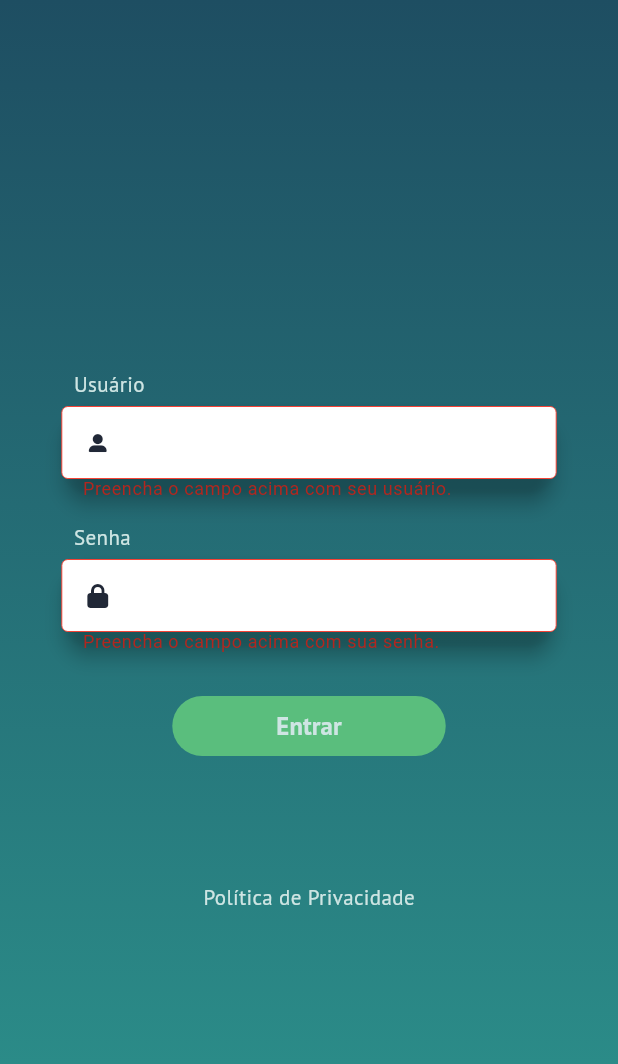
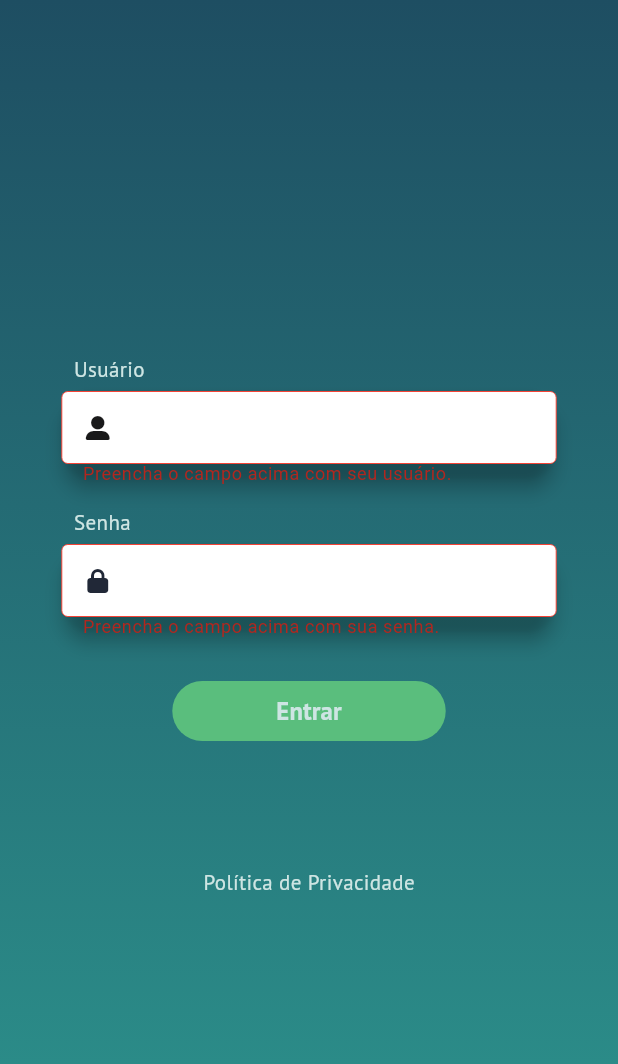
Before and after one commit to Henrikdo/note-list, a Flutter app: the screen it shows after launch, after a tap on "Entrar", on a phone screen of 412 x 824 dp. Shown: the top 1064 px of the screen. Run offline on Flutter 3.47's test engine with Material 3 defaults, Android fonts, the phone set to English and light mode, and no system bars; our stand-ins replace font_awesome_flutter, google_fonts.

Commit message:
Started working on note screen

```diff
--- /dev/null
+++ b/lib/core/components/custom_background.dart
@@ -0,0 +1,23 @@
+import 'package:flutter/material.dart';
+
+class CustomBackground extends StatelessWidget {
+  const CustomBackground({this.child,super.key});
+  final Widget? child;
+  @override
+  Widget build(BuildContext context) {
+    return Container(
+      decoration: const BoxDecoration(
+        gradient: LinearGradient(
+          colors: [
+            Color.fromRGBO(30, 78, 98, 1),
+            Color.fromRGBO(45, 149, 142, 1)
+          ],
+          tileMode: TileMode.clamp,
+          begin: Alignment.topCenter,
+          end: Alignment.bottomCenter,
+        ),
+      ),
+      child: child,
+    );
+  }
+}
--- /dev/null
+++ b/lib/core/components/custom_field.dart
@@ -0,0 +1,86 @@
+import 'package:flutter/material.dart';
+import 'package:flutter/services.dart';
+import 'package:google_fonts/google_fonts.dart';
+
+class CustomTextField extends StatelessWidget {
+  const CustomTextField({
+    super.key,
+    this.validator,
+    this.inputFormatters,
+    this.obscureText = false,
+    this.prefixIcon,
+    this.headerText,
+    this.labelText,
+    this.hintText,
+    this.onChanged,
+    this.onEditingComplete
+  });
+
+  final String? Function(String?)? validator;
+  final List<TextInputFormatter>? inputFormatters;
+  final bool obscureText;
+  final Widget? prefixIcon;
+  final String? headerText;
+  final String? labelText;
+  final String? hintText;
+  final Function(String)? onChanged;
+  final Function()? onEditingComplete;
+
+  @override
+  Widget build(BuildContext context) {
+    return Column(
+      crossAxisAlignment: CrossAxisAlignment.start,
+      children: [
+        Padding(
+          padding: const EdgeInsets.symmetric(horizontal: 8.0),
+          child: Text(headerText ?? '',
+              style: GoogleFonts.ptSans(fontSize: 14, color: const Color.fromRGBO(206, 229, 227, 1), fontWeight: FontWeight.w200)),
+        ),
+        const SizedBox(
+          height: 5,
+        ),
+        Material(
+          elevation: 5,
+          shadowColor: Colors.black,
+          borderRadius: BorderRadius.circular(20),
+          color: Colors.transparent,
+          child: TextFormField(
+            onChanged: onChanged,
+            onEditingComplete: onEditingComplete,
+            cursorColor: Color.fromRGBO(33, 40, 55, 1),
+            maxLength: 20,
+            enableSuggestions: false,
+            inputFormatters: inputFormatters,
+            validator: validator,
+            obscureText: obscureText,
+            decoration: InputDecoration(
+              errorBorder: const OutlineInputBorder(
+                borderSide: BorderSide(color: Colors.red, width: 0.0),
+              ),
+              focusedErrorBorder:
+                  const OutlineInputBorder(borderSide: BorderSide.none),
+              focusedBorder:
+                  const OutlineInputBorder(borderSide: BorderSide.none),
+              enabledBorder: const OutlineInputBorder(
+                  borderSide:
+                      BorderSide(color: Colors.transparent, width: 0.0)),
+              counterText: "",
+              focusColor: Colors.red,
+              contentPadding: EdgeInsets.all(10),
+              filled: true,
+              fillColor: Colors.white,
+              errorStyle: TextStyle(
+                height: MediaQuery.of(context).size.width * 0.001,
+              ),
+              isDense: true,
+              prefixIcon: prefixIcon,
+              labelText: labelText,
+              hintText: hintText
+
+            ),
+          ),
+        ),
+      ],
+    );
+  }
+}
--- /dev/null
+++ b/lib/core/components/export_components.dart
@@ -0,0 +1,3 @@
+export 'custom_background.dart';
+export 'custom_field.dart';
+export 'privacy_policy.dart';
--- /dev/null
+++ b/lib/core/components/privacy_policy.dart
@@ -0,0 +1,25 @@
+import 'package:flutter/material.dart';
+import 'package:google_fonts/google_fonts.dart';
+import 'package:url_launcher/link.dart';
+
+class PrivacyPolicy extends StatelessWidget {
+  const PrivacyPolicy({super.key});
+
+  @override
+  Widget build(BuildContext context) {
+    return Link(
+      uri: Uri.parse('https://www.google.com.br'),
+      target: LinkTarget.defaultTarget,
+      builder: (context, openLink) => InkWell(
+        onTap: openLink,
+        child: Text(
+          'Política de Privacidade',
+          style: GoogleFonts.ptSans(
+              fontSize: 14,
+              color: const Color.fromRGBO(206, 229, 227, 1),
+              fontWeight: FontWeight.w200),
+        ),
+      ),
+    );
+  }
+}
--- /dev/null
+++ b/lib/login/views/login_screen.dart
@@ -0,0 +1,160 @@
+import 'package:flutter/material.dart';
+import 'package:flutter/services.dart';
+import 'package:font_awesome_flutter/font_awesome_flutter.dart';
+import "package:google_fonts/google_fonts.dart";
+import 'package:teladelogin/core/components/export_components.dart';
+import 'package:teladelogin/core/components/custom_field.dart';
+import 'package:teladelogin/notes/views/user_preferences_screen.dart';
+import 'package:url_launcher/link.dart';
+
+class LoginScreen extends StatelessWidget {
+   LoginScreen({super.key});
+
+  final _formKey = GlobalKey<FormState>();
+
+  @override
+  Widget build(BuildContext context) {
+    return CustomBackground(
+      child: Scaffold(
+        backgroundColor: Colors.transparent,
+        body: SingleChildScrollView(
+          child: _body(context),
+        ),
+      ),
+    );
+  }
+
+  Widget _body(context) {
+    return Padding(
+      padding:  EdgeInsets.only(top: MediaQuery.of(context).size.height * 0.25,),
+      child: Form(
+        key: _formKey,
+        child: Column(
+          mainAxisAlignment: MainAxisAlignment.center,
+          children: [
+            _userField(context),
+            _passwordField(context),
+            _primaryButton(context),
+            const Padding(
+              padding: EdgeInsets.only(top: 80),
+              child: PrivacyPolicy(),
+            ),
+          ],
+        ),
+      ),
+    );
+  }
+
+  Widget _userField(context) {
+    return Padding(
+      padding: EdgeInsets.only(
+          top: 30,
+          bottom: 20,
+          left: MediaQuery.of(context).size.width * 0.1,
+          right: MediaQuery.of(context).size.width * 0.1),
+      child: CustomTextField(
+        prefixIcon: const Icon(
+          FontAwesomeIcons.userLarge,
+          size: 16,
+          color: Color.fromRGBO(25, 25, 26, 1),
+        ),
+        validator: (value) {
+          if (value != null) {
+            if (value.isNotEmpty) {
+              if (value[value.length - 1] == " ") {
+                return 'Ultimo caractere é um espaço.';
+              }
+            } else if (value.isEmpty) {
+              return 'Preencha o campo acima com seu usuário.';
+            }
+            return null;
+          }
+        },
+        headerText: 'Usuário',
+      ),
+    );
+  }
+
+  Widget _passwordField(context) {
+    return Padding(
+      padding: EdgeInsets.only(
+          bottom: 30,
+          left: MediaQuery.of(context).size.width * 0.1,
+          right: MediaQuery.of(context).size.width * 0.1),
+      child: CustomTextField(
+        prefixIcon: const Icon(
+          FontAwesomeIcons.lock,
+          size: 16,
+          color: Color.fromRGBO(33, 40, 55, 1),
+        ),
+        obscureText: true,
+        inputFormatters: <TextInputFormatter>[
+          FilteringTextInputFormatter.allow(RegExp("[0-9a-zA-Z]")),
+        ],
+        validator: (value) {
+          if (value != null) {
+            if (value.isNotEmpty) {
+              if (value.length < 2) {
+                return 'Senha com menos de 2 caracteres.';
+              } else if (value[value.length - 1] == " ") {
+                return 'Ultimo caractere é um espaço.';
+              }
+            } else if (value.isEmpty) {
+              return 'Preencha o campo acima com sua senha.';
+            }
+            return null;
+          }
+        },
+        headerText: 'Senha',
+      ),
+    );
+  }
+
+  Widget _primaryButton(context) {
+    return FilledButton(
+      onPressed: () => {
+        if (_formKey.currentState!.validate())
+          {
+
+            Navigator.of(context).push(
+              _createRoute(
+                const UserPreferences(),
+              ),
+            ),
+          },
+      },
+      style: FilledButton.styleFrom(
+          backgroundColor: const Color.fromRGBO(90, 190, 125, 1)),
+      child: Padding(
+        padding: EdgeInsets.symmetric(
+            horizontal: MediaQuery.of(context).size.width * 0.11),
+        child: Text(
+          'Entrar',
+          style: GoogleFonts.ptSans(
+              fontSize: MediaQuery.of(context).size.width * 0.04,
+              color: const Color.fromRGBO(206, 229, 227, 1),
+              fontWeight: FontWeight.w600),
+        ),
+      ),
+    );
+  }
+
+  Route _createRoute(screen) {
+    return PageRouteBuilder(
+      pageBuilder: (context, animation, secondaryAnimation) => screen,
+      transitionsBuilder: (context, animation, secondaryAnimation, child) {
+        const begin = Offset(1.0, 0.0);
+        const end = Offset.zero;
+        const curve = Curves.ease;
+
+        var tween =
+            Tween(begin: begin, end: end).chain(CurveTween(curve: curve));
+
+        return SlideTransition(
+          position: animation.drive(tween),
+          child: child,
+        );
+      },
+    );
+  }
+}
--- a/lib/main.dart
+++ b/lib/main.dart
@@ -1,5 +1,5 @@
 import 'package:flutter/material.dart';
-import 'package:teladelogin/views/login/login_screen.dart';
+import 'package:teladelogin/login/views/login_screen.dart';
 void main() {
   runApp(const MyApp());
 }
--- /dev/null
+++ b/lib/notes/views/user_preferences_screen.dart
@@ -0,0 +1,46 @@
+import 'package:flutter/material.dart';
+import 'package:teladelogin/core/components/export_components.dart';
+
+class UserPreferences extends StatelessWidget {
+  const UserPreferences({super.key});
+
+  @override
+  Widget build(BuildContext context) {
+    return CustomBackground(
+        child: Scaffold(
+      backgroundColor: Colors.transparent,
+      body: SingleChildScrollView(child: _body(context)),
+    ));
+  }
+
+  Widget _body(context) {
+    return Padding(
+      padding: EdgeInsets.only(
+        left: MediaQuery.of(context).size.width * 0.1,
+        right: MediaQuery.of(context).size.width * 0.1,
+        top: MediaQuery.of(context).size.height * 0.15,
+      ),
+      child: Column(
+        mainAxisAlignment: MainAxisAlignment.center,
+        crossAxisAlignment: CrossAxisAlignment.stretch,
+        children: [
+          Container(
+            height: MediaQuery.of(context).size.height * 0.38,
+            decoration: const BoxDecoration(
+              color: Colors.white,
+            ),
+          ),
+          CustomTextField(
+            hintText: 'Digite seu texto.',
+            onChanged: (value) {},
+            onEditingComplete: () {},
+          ),
+          const Padding(
+            padding: EdgeInsets.only(top: 80),
+            child: Center(child: PrivacyPolicy()),
+          ),
+        ],
+      ),
+    );
+  }
+}
--- a/lib/views/login/login_screen.dart
+++ /dev/null
@@ -1,255 +0,0 @@
-import 'package:flutter/material.dart';
-import 'package:flutter/services.dart';
-import 'package:font_awesome_flutter/font_awesome_flutter.dart';
-import "package:google_fonts/google_fonts.dart";
-import 'package:teladelogin/views/preferencias/user_preferences_screen.dart';
-import 'package:url_launcher/link.dart';
-
-class LoginScreen extends StatefulWidget {
-  LoginScreen({super.key});
-
-  @override
-  State<LoginScreen> createState() => _LoginScreenState();
-}
-
-class _LoginScreenState extends State<LoginScreen> {
-  final _formKey = GlobalKey<FormState>();
-  @override
-  Widget build(BuildContext context) {
-    return Container(
-      decoration: const BoxDecoration(
-          gradient: LinearGradient(colors: [
-        Color.fromRGBO(30, 78, 98, 1),
-        Color.fromRGBO(45, 149, 142, 1)
-      ], begin: Alignment.topCenter, end: Alignment.bottomCenter)),
-      child: Scaffold(
-          backgroundColor: Colors.transparent,
-          body: Center(
-            child: _wrapper(),
-          )),
-    );
-  }
-
-  Widget _wrapper() {
-    return Column(
-        mainAxisAlignment: MainAxisAlignment.center,
-        children: [_form(context)]);
-  }
-
-  Widget _form(context) {
-    return Form(
-      key: _formKey,
-      child: Column(mainAxisAlignment: MainAxisAlignment.center, children: [
-        const SizedBox(
-          height: 30,
-        ),
-        _userField(),
-        const SizedBox(
-          height: 20,
-        ),
-        _passwordField(),
-        const SizedBox(
-          height: 30,
-        ),
-        _button(),
-        _bottomText()
-      ]),
-    );
-  }
-
-  Widget _userField() {
-    return Padding(
-      padding: EdgeInsets.symmetric(
-          horizontal: MediaQuery.of(context).size.width * 0.1),
-      child: Column(
-        crossAxisAlignment: CrossAxisAlignment.start,
-        children: [
-          _fieldText('Usuário'),
-          const SizedBox(
-            height: 5,
-          ),
-          _field(
-              const Icon(FontAwesomeIcons.userLarge,
-                  size: 12, color: Color.fromRGBO(33, 40, 55, 1)),
-              false,
-              null,
-              FieldType.user),
-        ],
-      ),
-    );
-  }
-
-  Widget _passwordField() {
-    return Padding(
-      padding: EdgeInsets.symmetric(
-          horizontal: MediaQuery.of(context).size.width * 0.1),
-      child: Column(
-        crossAxisAlignment: CrossAxisAlignment.start,
-        children: [
-          _fieldText('Senha'),
-          const SizedBox(
-            height: 5,
-          ),
-          _field(
-              const Icon(
-                FontAwesomeIcons.lock,
-                size: 16,
-                color: Color.fromRGBO(33, 40, 55, 1),
-              ),
-              true,
-              <TextInputFormatter>[
-                FilteringTextInputFormatter.allow(RegExp("[0-9a-zA-Z]")),
-              ],
-              FieldType.password),
-        ],
-      ),
-    );
-  }
-
-  Widget _button() {
-    return FilledButton(
-      onPressed: () => {
-        if (_formKey.currentState!.validate())
-          {
-            ScaffoldMessenger.of(context)
-                .showSnackBar(const SnackBar(content: Text('Processing data'))),
-            Navigator.of(context).push(
-              _createRoute(
-                UserPreferences(),
-              ),
-            )
-          }
-      },
-      style: FilledButton.styleFrom(
-          backgroundColor: Color.fromRGBO(90, 190, 125, 1)),
-      child: Padding(
-        padding: EdgeInsets.symmetric(
-            horizontal: MediaQuery.of(context).size.width * 0.11),
-        child: Text('Entrar',
-            style: _textStyle(const Color.fromRGBO(206, 229, 227, 1),
-                MediaQuery.of(context).size.width * 0.04, FontWeight.w600)),
-      ),
-    );
-  }
-
-  Widget _field(Icon icon, bool obscureText,
-      List<TextInputFormatter>? formatter, FieldType type) {
-    return Material(
-        elevation: 5,
-        shadowColor: Colors.black,
-        borderRadius: BorderRadius.circular(20),
-        color: Colors.transparent,
-        child: TextFormField(
-            cursorColor: Color.fromRGBO(33, 40, 55, 1),
-            maxLength: 20,
-            enableSuggestions: false,
-            inputFormatters: formatter,
-            validator: (String? value) {
-              if (value != null) {
-                if (type == FieldType.password) {
-                  return _passwordValidator(value);
-                } else if (type == FieldType.user) {
-                  return _userValidator(value);
-                }
-              }
-              return null;
-            },
-            obscureText: obscureText,
-            decoration: InputDecoration(
-                errorBorder: const OutlineInputBorder(
-                  borderSide: BorderSide(color: Colors.red, width: 0.0),
-                ),
-                focusedErrorBorder:
-                    const OutlineInputBorder(borderSide: BorderSide.none),
-                focusedBorder:
-                    const OutlineInputBorder(borderSide: BorderSide.none),
-                enabledBorder: const OutlineInputBorder(
-                    borderSide:
-                        BorderSide(color: Colors.transparent, width: 0.0)),
-                counterText: "",
-                focusColor: Colors.red,
-                contentPadding: EdgeInsets.all(10),
-                filled: true,
-                fillColor: Colors.white,
-                errorStyle: TextStyle(
-                  height: MediaQuery.of(context).size.width * 0.001,
-                ),
-                isDense: true,
-                prefixIcon: icon)));
-  }
-
-  Widget _fieldText(String text) {
-    return Padding(
-      padding: const EdgeInsets.symmetric(horizontal: 8.0),
-      child: Text(text,
-          style: _textStyle(
-              const Color.fromRGBO(206, 229, 227, 1), 14, FontWeight.w300)),
-    );
-  }
-
-  Widget _bottomText() {
-    return Padding(
-        padding: EdgeInsets.only(top: 80),
-        child: Link(
-            uri: Uri.parse('https://www.google.com.br'),
-            target: LinkTarget.defaultTarget,
-            builder: (context, openLink) => InkWell(
-                onTap: openLink,
-                child: Text('Política de Privacidade',
-                    style: _textStyle(Color.fromRGBO(206, 229, 227, 1), 14,
-                        FontWeight.w200)))));
-  }
-
-  TextStyle _textStyle(
-    Color color,
-    double fontSize,
-    FontWeight fw,
-  ) {
-    return GoogleFonts.ptSans(fontSize: fontSize, color: color, fontWeight: fw);
-  }
-
-  String? _passwordValidator(String value) {
-    if (value.isNotEmpty) {
-      if (value.length < 2) {
-        return 'Senha com menos de 2 caracteres.';
-      } else if (value[value.length - 1] == " ") {
-        return 'Ultimo caractere é um espaço.';
-      }
-    } else if (value.isEmpty) {
-      return 'Preencha o campo acima com sua senha.';
-    }
-    return null;
-  }
-
-  String? _userValidator(String value) {
-    if (value.isNotEmpty) {
-      if (value[value.length - 1] == " ") {
-        return 'Ultimo caractere não pode ser espaço.';
-      }
-    } else if (value.isEmpty) {
-      return 'Preencha o campo acima com seu usuário.';
-    }
-    return null;
-  }
-
-  Route _createRoute(screen) {
-    return PageRouteBuilder(
-      pageBuilder: (context, animation, secondaryAnimation) => screen,
-      transitionsBuilder: (context, animation, secondaryAnimation, child) {
-        const begin = Offset(1.0, 0.0);
-        const end = Offset.zero;
-        const curve = Curves.ease;
-
-        var tween =
-            Tween(begin: begin, end: end).chain(CurveTween(curve: curve));
-
-        return SlideTransition(
-          position: animation.drive(tween),
-          child: child,
-        );
-      },
-    );
-  }
-}
-
-enum FieldType { password, user }
--- a/lib/views/preferencias/user_preferences_screen.dart
+++ /dev/null
@@ -1,51 +0,0 @@
-import 'package:flutter/material.dart';
-
-class UserPreferences extends StatelessWidget {
-  const UserPreferences({super.key});
-
-  @override
-  Widget build(BuildContext context) {
-    return Container(
-        decoration: const BoxDecoration(
-            gradient: LinearGradient(
-                colors: [
-              Color.fromRGBO(30, 78, 98, 1),
-              Color.fromRGBO(45, 149, 142, 1)
-            ],
-                tileMode: TileMode.clamp,
-                begin: Alignment.topCenter,
-                end: Alignment.bottomCenter)),
-        child: Scaffold(
-          backgroundColor: Colors.transparent,
-          body: Center(child: _wrapper()),
-        ));
-  }
-
-  Widget _wrapper() {
-    return Column(
-      mainAxisAlignment: MainAxisAlignment.center,
-      children: [
-        _textsBox()
-      ],
-    );
-  }
-
-
-  Widget _textsBox() {
-    return ClipRRect(
-    borderRadius: const BorderRadius.only(
-              topLeft: Radius.circular(10.0),
-              topRight: Radius.circular(20.0),
-              bottomRight: Radius.circular(30.0),
-              bottomLeft: Radius.circular(30.0),
-            ),
-      child: Container(
-        decoration: const BoxDecoration(
-            color: Colors.white),
-        width: 200,
-        height: 500,
-        alignment: Alignment.center,
-      ),
-    );
-  }
-}
```
